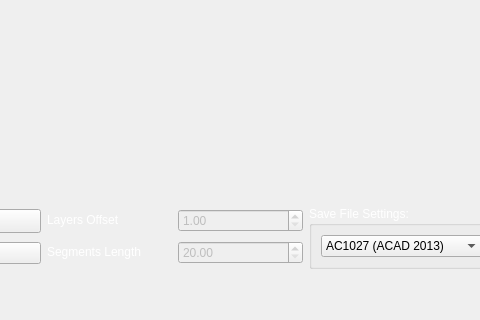
This is mainwindow.ui in pochishchalov/LaminateSketch as Qt 5 draws it before an edit; both pictures show x 225 to 705 and y 280 to 600 of the 800 by 600 pixel window. The edited form follows.
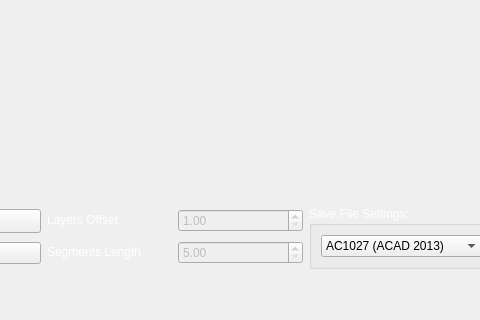
This is the edited form. Icons and pictures are not drawn.

Patch:
```diff
--- a/mainwindow.ui
+++ b/mainwindow.ui
@@ -188,7 +188,7 @@
              <bool>false</bool>
             </property>
             <property name="minimum">
-             <double>20.000000000000000</double>
+             <double>5.000000000000000</double>
             </property>
             <property name="maximum">
              <double>100.000000000000000</double>
@@ -196,6 +196,9 @@
             <property name="singleStep">
              <double>5.000000000000000</double>
             </property>
+            <property name="value">
+             <double>5.000000000000000</double>
+            </property>
            </widget>
           </item>
          </layout>
```
